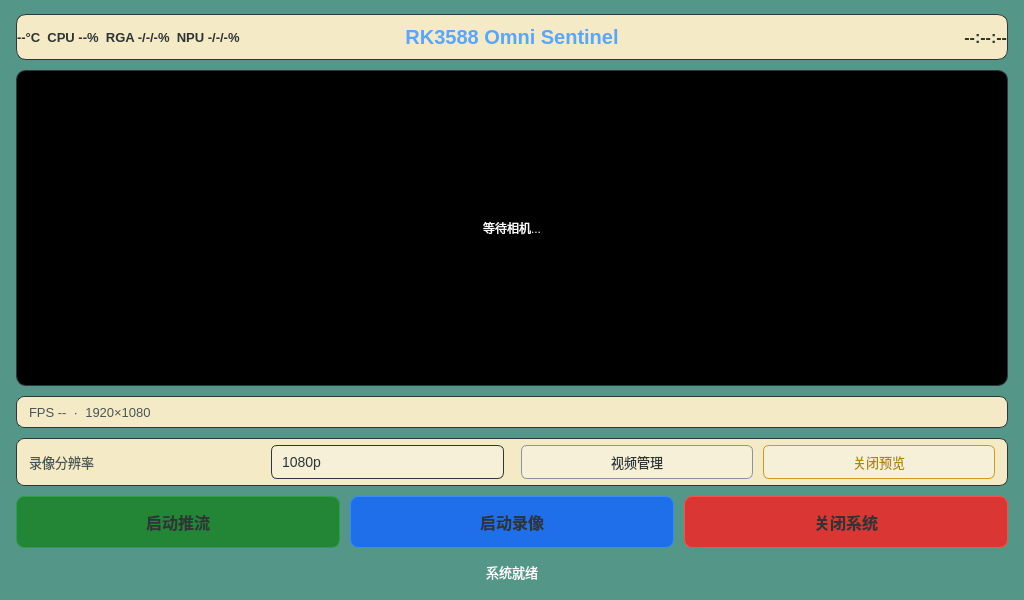
This is Software/APP/SentinelQT/widget.ui in Davin-Liang/RK3588-Omni-Sentinel as Qt 5 draws it before an edit. The edited form follows.
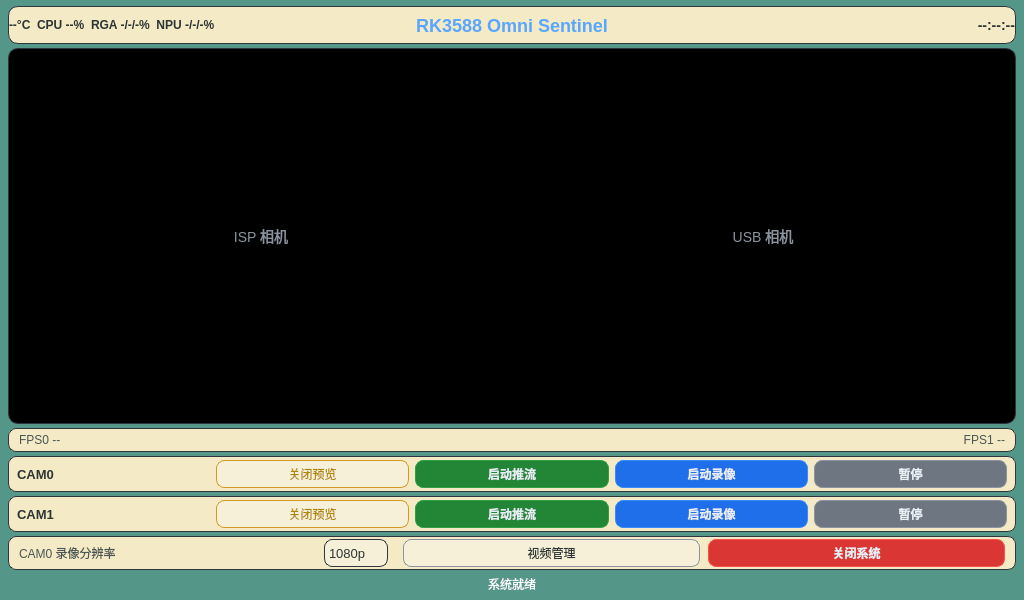
This is the edited form.

Commit message: feat: SentinelQT 双路相机支持 + USB 花屏问题记录

What changed in the file:
```diff
--- a/Software/APP/SentinelQT/widget.ui
+++ b/Software/APP/SentinelQT/widget.ui
@@ -23,17 +23,17 @@
      <!-- ============ Page 0: 主控页面 ============ -->
      <widget class="QWidget" name="pageMain">
       <layout class="QVBoxLayout" name="mainLayout">
-       <property name="spacing"><number>10</number></property>
-       <property name="leftMargin"><number>16</number></property>
-       <property name="topMargin"><number>14</number></property>
-       <property name="rightMargin"><number>16</number></property>
-       <property name="bottomMargin"><number>14</number></property>
+       <property name="spacing"><number>4</number></property>
+       <property name="leftMargin"><number>8</number></property>
+       <property name="topMargin"><number>6</number></property>
+       <property name="rightMargin"><number>8</number></property>
+       <property name="bottomMargin"><number>6</number></property>
 
        <!-- 标题栏 -->
        <item>
         <widget class="QFrame" name="titleBar">
-         <property name="minimumSize"><size><width>0</width><height>46</height></size></property>
-         <property name="maximumSize"><size><width>16777215</width><height>46</height></size></property>
+         <property name="minimumSize"><size><width>0</width><height>38</height></size></property>
+         <property name="maximumSize"><size><width>16777215</width><height>38</height></size></property>
          <property name="styleSheet">
           <string notr="true">background-color: #F4EAC5; border: 1px solid #30363d; border-radius: 10px;</string>
          </property>
@@ -48,7 +48,7 @@
             <property name="maximumSize"><size><width>260</width><height>16777215</height></size></property>
             <property name="text"><string>--°C  CPU --%  RGA -/-/-%  NPU -/-/-%</string></property>
             <property name="styleSheet">
-             <string notr="true">font-size: 13px; font-weight: 500; color: #2d3535; background: transparent; border: none;</string>
+             <string notr="true">font-size: 12px; font-weight: 500; color: #2d3535; background: transparent; border: none;</string>
             </property>
            </widget>
           </item>
@@ -58,7 +58,7 @@
             <property name="text"><string>RK3588 Omni Sentinel</string></property>
             <property name="alignment"><set>Qt::AlignCenter</set></property>
             <property name="styleSheet">
-             <string notr="true">font-size: 20px; font-weight: 600; color: #58a6ff; background: transparent; border: none;</string>
+             <string notr="true">font-size: 18px; font-weight: 600; color: #58a6ff; background: transparent; border: none;</string>
             </property>
            </widget>
           </item>
@@ -70,7 +70,7 @@
             <property name="text"><string>--:--:--</string></property>
             <property name="alignment"><set>Qt::AlignRight|Qt::AlignVCenter</set></property>
             <property name="styleSheet">
-             <string notr="true">font-size: 16px; font-weight: 500; color: #2d3535; background: transparent; border: none;</string>
+             <string notr="true">font-size: 14px; font-weight: 500; color: #2d3535; background: transparent; border: none;</string>
             </property>
            </widget>
           </item>
@@ -80,40 +80,76 @@
 
        <!-- 预览区域 -->
        <item>
-        <widget class="QLabel" name="previewLabel">
+        <widget class="QFrame" name="previewFrame">
          <property name="sizePolicy">
           <sizepolicy hsizetype="Expanding" vsizetype="Expanding">
            <horstretch>0</horstretch><verstretch>1</verstretch>
           </sizepolicy>
          </property>
-         <property name="minimumSize"><size><width>320</width><height>200</height></size></property>
-         <property name="alignment"><set>Qt::AlignCenter</set></property>
+         <property name="minimumSize"><size><width>0</width><height>180</height></size></property>
          <property name="styleSheet">
           <string notr="true">background-color: #000000; border: 1px solid #30363d; border-radius: 10px;</string>
          </property>
-         <property name="text"><string>等待相机...</string></property>
+         <layout class="QHBoxLayout" name="previewLayout">
+          <property name="spacing"><number>2</number></property>
+          <property name="leftMargin"><number>2</number></property>
+          <property name="topMargin"><number>2</number></property>
+          <property name="rightMargin"><number>2</number></property>
+          <property name="bottomMargin"><number>2</number></property>
+          <item>
+           <widget class="QLabel" name="previewLabel0">
+            <property name="sizePolicy">
+             <sizepolicy hsizetype="Expanding" vsizetype="Expanding">
+              <horstretch>0</horstretch><verstretch>0</verstretch>
+             </sizepolicy>
+            </property>
+            <property name="minimumSize"><size><width>240</width><height>160</height></size></property>
+            <property name="alignment"><set>Qt::AlignCenter</set></property>
+            <property name="styleSheet">
+             <string notr="true">background-color: #000000; border: none; border-radius: 6px; font-size: 14px; color: #8b949e;</string>
+            </property>
+            <property name="text"><string>ISP 相机</string></property>
+           </widget>
+          </item>
+          <item>
+           <widget class="QLabel" name="previewLabel1">
+            <property name="sizePolicy">
+             <sizepolicy hsizetype="Expanding" vsizetype="Expanding">
+              <horstretch>0</horstretch><verstretch>0</verstretch>
+             </sizepolicy>
+            </property>
+            <property name="minimumSize"><size><width>240</width><height>160</height></size></property>
+            <property name="alignment"><set>Qt::AlignCenter</set></property>
+            <property name="styleSheet">
+             <string notr="true">background-color: #000000; border: none; border-radius: 6px; font-size: 14px; color: #8b949e;</string>
+            </property>
+            <property name="text"><string>USB 相机</string></property>
+           </widget>
+          </item>
+         </layout>
         </widget>
        </item>
 
-       <!-- 状态栏 -->
+       <!-- 状态栏：双路 FPS + 录像信息 -->
        <item>
         <widget class="QFrame" name="statusBar">
-         <property name="minimumSize"><size><width>0</width><height>32</height></size></property>
-         <property name="maximumSize"><size><width>16777215</width><height>32</height></size></property>
+         <property name="minimumSize"><size><width>0</width><height>24</height></size></property>
+         <property name="maximumSize"><size><width>16777215</width><height>24</height></size></property>
          <property name="styleSheet">
           <string notr="true">background-color: #F4EAC5; border: 1px solid #30363d; border-radius: 8px;</string>
          </property>
          <layout class="QHBoxLayout" name="statusBarLayout">
-          <property name="spacing"><number>16</number></property>
-          <property name="leftMargin"><number>12</number></property>
+          <property name="spacing"><number>8</number></property>
+          <property name="leftMargin"><number>10</number></property>
           <property name="topMargin"><number>0</number></property>
-          <property name="rightMargin"><number>12</number></property>
+          <property name="rightMargin"><number>10</number></property>
           <property name="bottomMargin"><number>0</number></property>
           <item>
-           <widget class="QLabel" name="fpsLabel">
-            <property name="text"><string>FPS --  ·  1920×1080</string></property>
+           <widget class="QLabel" name="fpsLabel0">
+            <property name="text"><string>FPS0 --</string></property>
+            <property name="minimumSize"><size><width>180</width><height>0</height></size></property>
             <property name="styleSheet">
-             <string notr="true">font-size: 13px; color: #4a5555; background: transparent; border: none;</string>
+             <string notr="true">font-size: 12px; color: #4a5555; background: transparent; border: none;</string>
             </property>
            </widget>
           </item>
@@ -122,41 +158,180 @@
            <widget class="QLabel" name="recordInfoLabel">
             <property name="text"><string></string></property>
             <property name="styleSheet">
-             <string notr="true">font-size: 13px; color: #f85149; background: transparent; border: none;</string>
+             <string notr="true">font-size: 12px; color: #f85149; background: transparent; border: none;</string>
             </property>
            </widget>
           </item>
+          <item><spacer><property name="orientation"><enum>Qt::Horizontal</enum></property></spacer></item>
+          <item>
+           <widget class="QLabel" name="fpsLabel1">
+            <property name="text"><string>FPS1 --</string></property>
+            <property name="minimumSize"><size><width>180</width><height>0</height></size></property>
+            <property name="alignment"><set>Qt::AlignRight|Qt::AlignVCenter</set></property>
+            <property name="styleSheet">
+             <string notr="true">font-size: 12px; color: #4a5555; background: transparent; border: none;</string>
+            </property>
+           </widget>
+          </item>
          </layout>
         </widget>
        </item>
 
        <!-- 设置行 -->
        <item>
-        <widget class="QFrame" name="settingsBar">
-         <property name="minimumSize"><size><width>0</width><height>48</height></size></property>
-         <property name="maximumSize"><size><width>16777215</width><height>48</height></size></property>
+        <widget class="QFrame" name="ctrlFrame0">
+         <property name="minimumSize"><size><width>0</width><height>36</height></size></property>
+         <property name="maximumSize"><size><width>16777215</width><height>36</height></size></property>
          <property name="styleSheet">
           <string notr="true">background-color: #F4EAC5; border: 1px solid #30363d; border-radius: 8px;</string>
          </property>
-         <layout class="QHBoxLayout" name="settingsLayout">
-          <property name="spacing"><number>10</number></property>
-          <property name="leftMargin"><number>12</number></property>
+         <layout class="QHBoxLayout" name="cam0CtrlLayout">
+          <property name="spacing"><number>6</number></property>
+          <property name="leftMargin"><number>8</number></property>
           <property name="topMargin"><number>0</number></property>
-          <property name="rightMargin"><number>12</number></property>
+          <property name="rightMargin"><number>8</number></property>
+          <property name="bottomMargin"><number>0</number></property>
+          <item>
+           <widget class="QLabel" name="cam0Label">
+            <property name="text"><string>CAM0</string></property>
+            <property name="minimumSize"><size><width>40</width><height>0</height></size></property>
+            <property name="styleSheet">
+             <string notr="true">font-size: 13px; font-weight: 600; color: #2d3535; background: transparent; border: none;</string>
+            </property>
+           </widget>
+          </item>
+          <item>
+           <widget class="QPushButton" name="btnToggle0">
+            <property name="text"><string>关闭预览</string></property>
+            <property name="minimumSize"><size><width>72</width><height>28</height></size></property>
+            <property name="styleSheet">
+             <string notr="true">font-size: 12px; color: #b08800; background-color: #F5F0D7; border: 1px solid #d29922; border-radius: 8px; padding: 0 8px;</string>
+            </property>
+           </widget>
+          </item>
+          <item>
+           <widget class="QPushButton" name="btnStream0">
+            <property name="text"><string>启动推流</string></property>
+            <property name="minimumSize"><size><width>72</width><height>28</height></size></property>
+            <property name="styleSheet">
+             <string notr="true">QPushButton { font-size: 12px; font-weight: 600; color: #e6edf3; background-color: #238636; border: 1px solid #2ea043; border-radius: 8px; } QPushButton:hover { background-color: #2ea043; } QPushButton:pressed { background-color: #196c2e; } QPushButton:disabled { color: #484f58; background-color: #21262d; border-color: #30363d; }</string>
+            </property>
+           </widget>
+          </item>
+          <item>
+           <widget class="QPushButton" name="btnRecord0">
+            <property name="text"><string>启动录像</string></property>
+            <property name="minimumSize"><size><width>72</width><height>28</height></size></property>
+            <property name="styleSheet">
+             <string notr="true">QPushButton { font-size: 12px; font-weight: 600; color: #e6edf3; background-color: #1f6feb; border: 1px solid #388bfd; border-radius: 8px; } QPushButton:hover { background-color: #388bfd; } QPushButton:pressed { background-color: #1158c7; } QPushButton:disabled { color: #484f58; background-color: #21262d; border-color: #30363d; }</string>
+            </property>
+           </widget>
+          </item>
+          <item>
+           <widget class="QPushButton" name="btnPause0">
+            <property name="text"><string>暂停</string></property>
+            <property name="minimumSize"><size><width>60</width><height>28</height></size></property>
+            <property name="styleSheet">
+             <string notr="true">QPushButton { font-size: 12px; font-weight: 600; color: #e6edf3; background-color: #6e7681; border: 1px solid #8b949e; border-radius: 8px; } QPushButton:hover { background-color: #8b949e; } QPushButton:pressed { background-color: #484f58; } QPushButton:disabled { color: #484f58; background-color: #21262d; border-color: #30363d; }</string>
+            </property>
+           </widget>
+          </item>
+         </layout>
+        </widget>
+       </item>
+
+       <!-- Camera 1 控制栏 -->
+       <item>
+        <widget class="QFrame" name="ctrlFrame1">
+         <property name="minimumSize"><size><width>0</width><height>36</height></size></property>
+         <property name="maximumSize"><size><width>16777215</width><height>36</height></size></property>
+         <property name="styleSheet">
+          <string notr="true">background-color: #F4EAC5; border: 1px solid #30363d; border-radius: 8px;</string>
+         </property>
+         <layout class="QHBoxLayout" name="cam1CtrlLayout">
+          <property name="spacing"><number>6</number></property>
+          <property name="leftMargin"><number>8</number></property>
+          <property name="topMargin"><number>0</number></property>
+          <property name="rightMargin"><number>8</number></property>
+          <property name="bottomMargin"><number>0</number></property>
+          <item>
+           <widget class="QLabel" name="cam1Label">
+            <property name="text"><string>CAM1</string></property>
+            <property name="minimumSize"><size><width>40</width><height>0</height></size></property>
+            <property name="styleSheet">
+             <string notr="true">font-size: 13px; font-weight: 600; color: #2d3535; background: transparent; border: none;</string>
+            </property>
+           </widget>
+          </item>
+          <item>
+           <widget class="QPushButton" name="btnToggle1">
+            <property name="text"><string>关闭预览</string></property>
+            <property name="minimumSize"><size><width>72</width><height>28</height></size></property>
+            <property name="styleSheet">
+             <string notr="true">font-size: 12px; color: #b08800; background-color: #F5F0D7; border: 1px solid #d29922; border-radius: 8px; padding: 0 8px;</string>
+            </property>
+           </widget>
+          </item>
+          <item>
+           <widget class="QPushButton" name="btnStream1">
+            <property name="text"><string>启动推流</string></property>
+            <property name="minimumSize"><size><width>72</width><height>28</height></size></property>
+            <property name="styleSheet">
+             <string notr="true">QPushButton { font-size: 12px; font-weight: 600; color: #e6edf3; background-color: #238636; border: 1px solid #2ea043; border-radius: 8px; } QPushButton:hover { background-color: #2ea043; } QPushButton:pressed { background-color: #196c2e; } QPushButton:disabled { color: #484f58; background-color: #21262d; border-color: #30363d; }</string>
+            </property>
+           </widget>
+          </item>
+          <item>
+           <widget class="QPushButton" name="btnRecord1">
+            <property name="text"><string>启动录像</string></property>
+            <property name="minimumSize"><size><width>72</width><height>28</height></size></property>
+            <property name="styleSheet">
+             <string notr="true">QPushButton { font-size: 12px; font-weight: 600; color: #e6edf3; background-color: #1f6feb; border: 1px solid #388bfd; border-radius: 8px; } QPushButton:hover { background-color: #388bfd; } QPushButton:pressed { background-color: #1158c7; } QPushButton:disabled { color: #484f58; background-color: #21262d; border-color: #30363d; }</string>
+            </property>
+           </widget>
+          </item>
+          <item>
+           <widget class="QPushButton" name="btnPause1">
+            <property name="text"><string>暂停</string></property>
+            <property name="minimumSize"><size><width>60</width><height>28</height></size></property>
+            <property name="styleSheet">
+             <string notr="true">QPushButton { font-size: 12px; font-weight: 600; color: #e6edf3; background-color: #6e7681; border: 1px solid #8b949e; border-radius: 8px; } QPushButton:hover { background-color: #8b949e; } QPushButton:pressed { background-color: #484f58; } QPushButton:disabled { color: #484f58; background-color: #21262d; border-color: #30363d; }</string>
+            </property>
+           </widget>
+          </item>
+         </layout>
+        </widget>
+       </item>
+
+       <!-- 底部设置栏 -->
+       <item>
+        <widget class="QFrame" name="bottomBar">
+         <property name="minimumSize"><size><width>0</width><height>34</height></size></property>
+         <property name="maximumSize"><size><width>16777215</width><height>34</height></size></property>
+         <property name="styleSheet">
+          <string notr="true">background-color: #F4EAC5; border: 1px solid #30363d; border-radius: 8px;</string>
+         </property>
+         <layout class="QHBoxLayout" name="bottomLayout">
+          <property name="spacing"><number>8</number></property>
+          <property name="leftMargin"><number>10</number></property>
+          <property name="topMargin"><number>0</number></property>
+          <property name="rightMargin"><number>10</number></property>
           <property name="bottomMargin"><number>0</number></property>
           <item>
            <widget class="QLabel" name="resLabel">
-            <property name="text"><string>录像分辨率</string></property>
+            <property name="text"><string>CAM0 录像分辨率</string></property>
             <property name="styleSheet">
-             <string notr="true">font-size: 13px; color: #4a5555; background: transparent; border: none;</string>
+             <string notr="true">font-size: 12px; color: #4a5555; background: transparent; border: none;</string>
             </property>
            </widget>
           </item>
           <item>
            <widget class="QComboBox" name="resCombo">
-            <property name="minimumSize"><size><width>100</width><height>34</height></size></property>
+            <property name="sizePolicy"><sizepolicy hsizetype="Fixed" vsizetype="Fixed"><horstretch>0</horstretch><verstretch>0</verstretch></sizepolicy></property>
+            <property name="minimumSize"><size><width>0</width><height>28</height></size></property>
+            <property name="maximumSize"><size><width>64</width><height>28</height></size></property>
             <property name="styleSheet">
-             <string notr="true">QComboBox { font-size: 14px; color: #2d3535; background-color: #F5F0D7; border: 1px solid #30363d; border-radius: 6px; padding: 2px 10px; } QComboBox:hover { border-color: #58a6ff; } QComboBox QAbstractItemView { background-color: #F4EAC5; color: #2d3535; selection-background-color: #58a6ff; border: 1px solid #30363d; } QComboBox::drop-down { border: none; width: 24px; }</string>
+             <string notr="true">QComboBox { font-size: 13px; color: #2d3535; background-color: #F5F0D7; border: 1px solid #30363d; border-radius: 8px; padding: 2px 4px; } QComboBox:hover { border-color: #58a6ff; } QComboBox QAbstractItemView { background-color: #F4EAC5; color: #2d3535; selection-background-color: #58a6ff; border: 1px solid #30363d; } QComboBox::drop-down { border: none; width: 16px; }</string>
             </property>
             <item><property name="text"><string>1080p</string></property></item>
             <item><property name="text"><string>720p</string></property></item>
@@ -166,18 +341,18 @@
           <item>
            <widget class="QPushButton" name="btnVideos">
             <property name="text"><string>视频管理</string></property>
-            <property name="minimumSize"><size><width>100</width><height>34</height></size></property>
+            <property name="minimumSize"><size><width>80</width><height>28</height></size></property>
             <property name="styleSheet">
-             <string notr="true">font-size: 13px; color: #2d3535; background-color: #F5F0D7; border: 1px solid #8b949e; border-radius: 6px; padding: 0 16px;</string>
+             <string notr="true">font-size: 12px; color: #2d3535; background-color: #F5F0D7; border: 1px solid #8b949e; border-radius: 8px; padding: 0 10px;</string>
             </property>
            </widget>
           </item>
           <item>
-           <widget class="QPushButton" name="btnTogglePreview">
-            <property name="text"><string>关闭预览</string></property>
-            <property name="minimumSize"><size><width>100</width><height>34</height></size></property>
+           <widget class="QPushButton" name="btnSystem">
+            <property name="text"><string>关闭系统</string></property>
+            <property name="minimumSize"><size><width>80</width><height>28</height></size></property>
             <property name="styleSheet">
-             <string notr="true">font-size: 13px; color: #b08800; background-color: #F5F0D7; border: 1px solid #d29922; border-radius: 6px; padding: 0 16px;</string>
+             <string notr="true">QPushButton { font-size: 12px; font-weight: 600; color: #e6edf3; background-color: #da3633; border: 1px solid #f85149; border-radius: 8px; } QPushButton:hover { background-color: #f85149; } QPushButton:pressed { background-color: #b62324; }</string>
             </property>
            </widget>
           </item>
@@ -185,48 +360,15 @@
         </widget>
        </item>
 
-       <!-- 控制按钮行 -->
-       <item>
-        <layout class="QHBoxLayout" name="btnLayout">
-         <property name="spacing"><number>10</number></property>
-         <item>
-          <widget class="QPushButton" name="btnStream">
-           <property name="text"><string>启动推流</string></property>
-           <property name="minimumSize"><size><width>0</width><height>52</height></size></property>
-           <property name="styleSheet">
-            <string notr="true">QPushButton { font-size: 16px; font-weight: 600; color: #2d3535; background-color: #238636; border: 1px solid #2ea043; border-radius: 8px; } QPushButton:hover { background-color: #2ea043; } QPushButton:pressed { background-color: #196c2e; } QPushButton:disabled { color: #484f58; background-color: #21262d; border-color: #30363d; }</string>
-           </property>
-          </widget>
-         </item>
-         <item>
-          <widget class="QPushButton" name="btnRecord">
-           <property name="text"><string>启动录像</string></property>
-           <property name="minimumSize"><size><width>0</width><height>52</height></size></property>
-           <property name="styleSheet">
-            <string notr="true">QPushButton { font-size: 16px; font-weight: 600; color: #2d3535; background-color: #1f6feb; border: 1px solid #388bfd; border-radius: 8px; } QPushButton:hover { background-color: #388bfd; } QPushButton:pressed { background-color: #1158c7; } QPushButton:disabled { color: #484f58; background-color: #21262d; border-color: #30363d; }</string>
-           </property>
-          </widget>
-         </item>
-         <item>
-          <widget class="QPushButton" name="btnSystem">
-           <property name="text"><string>关闭系统</string></property>
-           <property name="minimumSize"><size><width>0</width><height>52</height></size></property>
-           <property name="styleSheet">
-            <string notr="true">QPushButton { font-size: 16px; font-weight: 600; color: #2d3535; background-color: #da3633; border: 1px solid #f85149; border-radius: 8px; } QPushButton:hover { background-color: #f85149; } QPushButton:pressed { background-color: #b62324; } QPushButton:disabled { color: #484f58; background-color: #21262d; border-color: #30363d; }</string>
-           </property>
-          </widget>
-         </item>
-        </layout>
-       </item>
-
        <!-- 底部状态 -->
        <item>
         <widget class="QLabel" name="statusLabel">
          <property name="text"><string>系统就绪</string></property>
-         <property name="minimumSize"><size><width>0</width><height>28</height></size></property>
+         <property name="minimumSize"><size><width>0</width><height>20</height></size></property>
+         <property name="maximumSize"><size><width>16777215</width><height>20</height></size></property>
          <property name="alignment"><set>Qt::AlignCenter</set></property>
          <property name="styleSheet">
-          <string notr="true">font-size: 13px; color: #ffffff; padding: 2px;</string>
+          <string notr="true">font-size: 12px; color: #ffffff; padding: 2px;</string>
          </property>
         </widget>
        </item>
```
Left out of the diff: 4 changed lines with no effect on the pictures. The commit also changes 16 other files.
